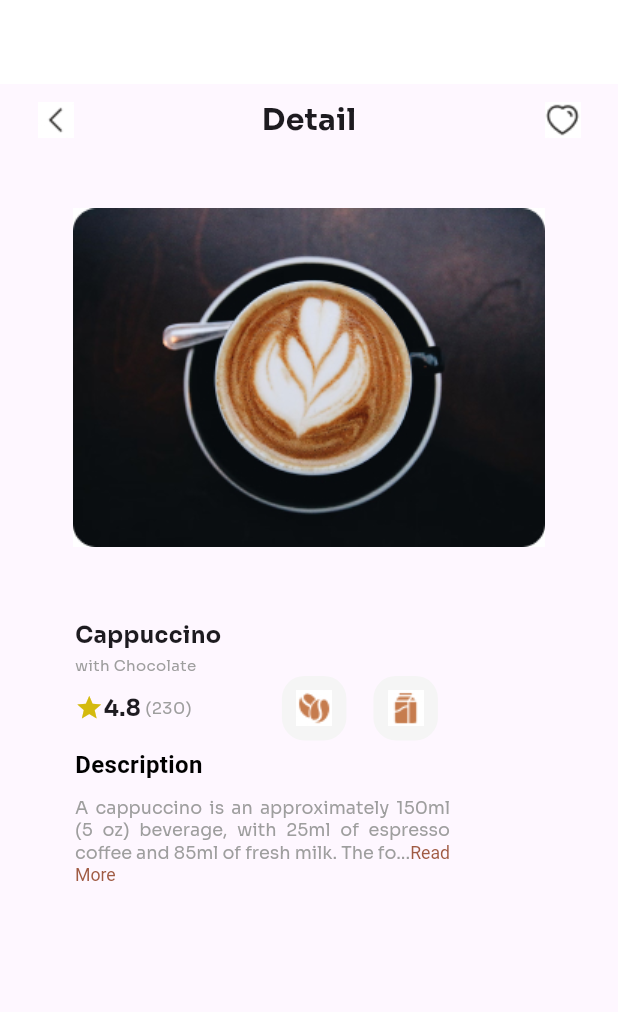
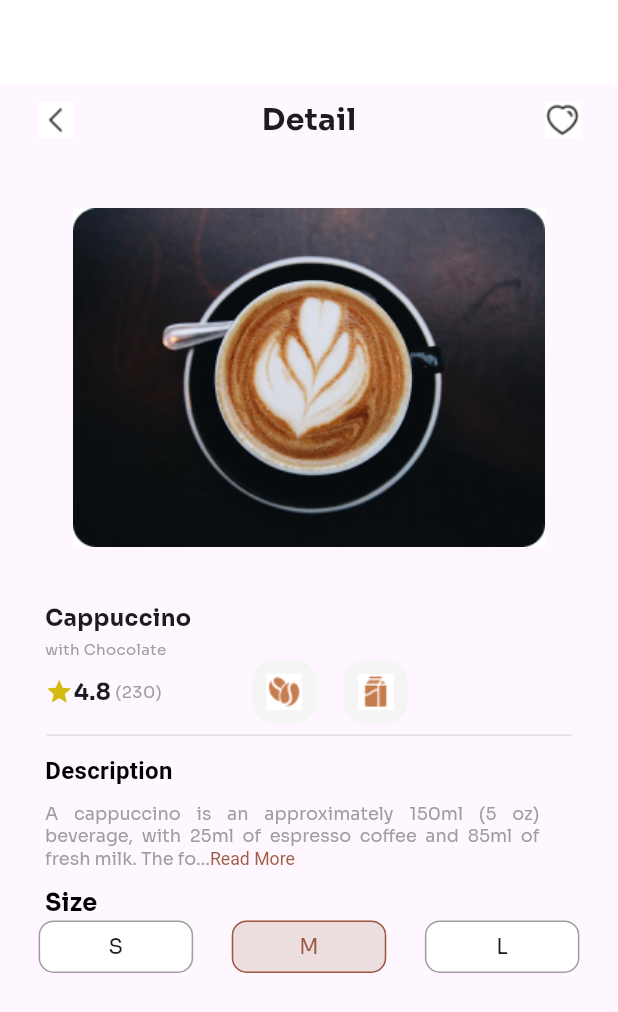
Before and after one commit to Damilola-Adefihan/flutterproject, a Flutter app: the screen it shows after launch, on a phone screen of 412 x 824 dp. Shown: the top 1012 px of the screen. Run offline on Flutter 3.47's test engine with Material 3 defaults, Android fonts, the phone set to English and light mode, and no system bars.

Commit message:
coffee size section

```diff
--- a/lib/main.dart
+++ b/lib/main.dart
@@ -31,8 +31,11 @@ class DetailsScreen extends StatelessWidget {
             NameComponent(),
             NameDescriptionComponent(),
             RatingComponent(),
+            DividerComponent(),
             DescriptionComponent(),
             DescriptionTextComponent(),
+            SizeComponent(),
+            CoffeeSizeComponent(),
           ],
         ),
       ),
@@ -56,11 +59,13 @@ class HeaderComponent extends StatelessWidget {
   @override
   Widget build(BuildContext context) {
     return Padding(
-      padding: const EdgeInsets.symmetric(horizontal: 13.0), // Adjust horizontal padding
+      padding: const EdgeInsets.symmetric(
+          horizontal: 13.0), // Adjust horizontal padding
       child: Row(
         mainAxisAlignment: MainAxisAlignment.spaceBetween, // Align items evenly
         children: [
-          IconButton( // Adjust the width of the IconButton
+          IconButton(
+            // Adjust the width of the IconButton
             onPressed: () {},
             icon: Image.asset("assets/images/arrow_left.jpg"),
           ),
@@ -72,7 +77,8 @@ class HeaderComponent extends StatelessWidget {
               fontFamily: "Sora",
             ),
           ),
-          IconButton( // Adjust the width of the IconButton
+          IconButton(
+            // Adjust the width of the IconButton
             onPressed: () {},
             icon: Image.asset("assets/images/heart.jpg"),
           ),
@@ -89,7 +95,7 @@ class CoffeeImageComponent extends StatelessWidget {
     double screenWidth = MediaQuery.of(context).size.width;
 
     return Padding(
-      padding: const EdgeInsets.only(bottom: 13.0),
+      padding: const EdgeInsets.only(bottom: 2.0),
       child: Image.asset(
         "assets/images/coffee_img.jpg",
         width: screenWidth * 2.0,
@@ -102,7 +108,7 @@ class NameComponent extends StatelessWidget {
   @override
   Widget build(BuildContext context) {
     return Padding(
-      padding: const EdgeInsets.only(left: 50.0),
+      padding: const EdgeInsets.only(left: 30.0),
       child: Row(
         children: [
           Text(
@@ -123,7 +129,7 @@ class NameDescriptionComponent extends StatelessWidget {
   @override
   Widget build(BuildContext context) {
     return Padding(
-      padding: const EdgeInsets.only(left: 50.0, top: 3.0),
+      padding: const EdgeInsets.only(left: 30.0, top: 3.0),
       child: Row(
         children: [
           Text(
@@ -141,11 +147,24 @@ class NameDescriptionComponent extends StatelessWidget {
   }
 }
 
+class DividerComponent extends StatelessWidget {
+  @override
+  Widget build(BuildContext context) {
+    return SizedBox(
+      height: 15,
+      width: 350,
+      child: Divider(
+        color: Colors.grey[300],
+      ),
+    );
+  }
+}
+
 class RatingComponent extends StatelessWidget {
   @override
   Widget build(BuildContext context) {
     return Padding(
-      padding: const EdgeInsets.only(left: 50.0),
+      padding: const EdgeInsets.only(left: 30.0),
       child: Row(
         mainAxisAlignment: MainAxisAlignment.start,
         children: [
@@ -207,13 +226,11 @@ class RatingComponent extends StatelessWidget {
 
 
 
-
-
 class DescriptionComponent extends StatelessWidget {
   @override
   Widget build(BuildContext context) {
     return Padding(
-      padding: const EdgeInsets.only(left: 50.0, top: 5.0),
+      padding: const EdgeInsets.only(left: 30.0, top: 5.0),
       child: Row(
         crossAxisAlignment: CrossAxisAlignment.center,
         children: [
@@ -231,17 +248,20 @@ class DescriptionComponent extends StatelessWidget {
   }
 }
 
+
 class DescriptionTextComponent extends StatelessWidget {
   @override
   Widget build(BuildContext context) {
+    // Get the screen width
+    double screenWidth = MediaQuery.of(context).size.width;
+
     return Padding(
-      padding: const EdgeInsets.only(left: 50.0, top: 10),
+      padding: const EdgeInsets.only(left: 30.0, top: 10),
       child: Row(
         crossAxisAlignment: CrossAxisAlignment.center,
         children: [
           SizedBox(
-            width: 250.0,
-            child: Expanded(
+            width: screenWidth * 0.8, // Set the width to 80% of the screen width
             child: RichText(
               textAlign: TextAlign.justify,
               softWrap: true,
@@ -266,6 +286,113 @@ class DescriptionTextComponent extends StatelessWidget {
               ),
             ),
           ),
+        ],
+      ),
+    );
+  }
+}
+
+
+class SizeComponent extends StatelessWidget {
+  @override
+  Widget build(BuildContext context) {
+    return Padding(
+      padding: const EdgeInsets.only(left: 30.0, top: 10.0),
+      child: Row(
+        crossAxisAlignment: CrossAxisAlignment.start,
+        children: [
+          Text(
+            "Size",
+            style: TextStyle(
+              fontWeight: FontWeight.bold,
+              fontSize: 16.0,
+              color: Colors.black,
+              fontFamily: "Sora",
+            ),
+          )
+        ],
+      ),
+    );
+  }
+}
+
+
+class CoffeeSizeComponent extends StatelessWidget {
+  @override
+  Widget build(BuildContext context) {
+    // Get the screen width
+    double screenWidth = MediaQuery.of(context).size.width;
+
+    return SizedBox(
+
+      width: screenWidth, // Set the width to match the screen width
+      child: Row(
+        mainAxisAlignment: MainAxisAlignment.spaceEvenly,
+        children: [
+          // Adjusted containers to fit the screen width
+          Container(
+            width: screenWidth * 0.25, // Adjust the percentage as needed
+            height: 35.0,
+            alignment: Alignment.center,
+            decoration: BoxDecoration(
+              color: Colors.white,
+              border: Border.all(
+                style: BorderStyle.solid,
+                color: Colors.grey,
+              ),
+              borderRadius: BorderRadius.circular(10),
+            ),
+            child: const Text(
+              "S",
+              textAlign: TextAlign.center,
+              style: TextStyle(
+                fontFamily: "Sora",
+                fontSize: 14.0,
+              ),
+            ),
+          ),
+          Container(
+            width: screenWidth * 0.25, // Adjust the percentage as needed
+            height: 35.0,
+            alignment: Alignment.center,
+            decoration: BoxDecoration(
+              color: const Color.fromARGB(104, 210, 184, 174),
+              border: Border.all(
+                style: BorderStyle.solid,
+                color: const Color.fromARGB(218, 144, 65, 36),
+              ),
+              borderRadius: BorderRadius.circular(10),
+            ),
+            child: const Text(
+              "M",
+              textAlign: TextAlign.center,
+              style: TextStyle(
+                fontFamily: "Sora",
+                fontSize: 14.0,
+                color: Color.fromARGB(218, 144, 65, 36),
+              ),
+            ),
+          ),
+          Container(
+            width: screenWidth * 0.25, // Adjust the percentage as needed
+            height: 35.0,
+            alignment: Alignment.center,
+            decoration: BoxDecoration(
+              color: Colors.white,
+              border: Border.all(
+                style: BorderStyle.solid,
+                color: Colors.grey,
+              ),
+              borderRadius: BorderRadius.circular(10),
+            ),
+            child: const Text(
+              "L",
+              textAlign: TextAlign.center,
+              style: TextStyle(
+                fontFamily: "Sora",
+                fontSize: 14.0,
+              ),
+            ),
           ),
         ],
       ),
```
Lines whose indentation alone changed are shown as unchanged.
